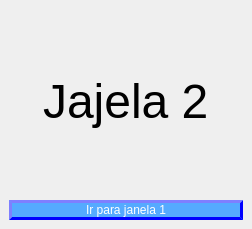
Qt form Teste - Troca_Ocultar Janela/ui.ui (RobertooMota/Py_ambiete_teste) before a commit.
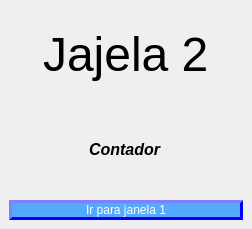
The same form after that commit.

The edit to the form file:
```diff
--- a/Teste - Troca_Ocultar Janela/ui.ui
+++ b/Teste - Troca_Ocultar Janela/ui.ui
@@ -27,6 +27,20 @@
       </property>
      </widget>
     </item>
+    <item alignment="Qt::AlignHCenter">
+     <widget class="QLabel" name="lbl_Contador">
+      <property name="font">
+       <font>
+        <pointsize>12</pointsize>
+        <italic>true</italic>
+        <bold>true</bold>
+       </font>
+      </property>
+      <property name="text">
+       <string>Contador</string>
+      </property>
+     </widget>
+    </item>
     <item>
      <widget class="QPushButton" name="btn_Goto">
       <property name="styleSheet">
```
